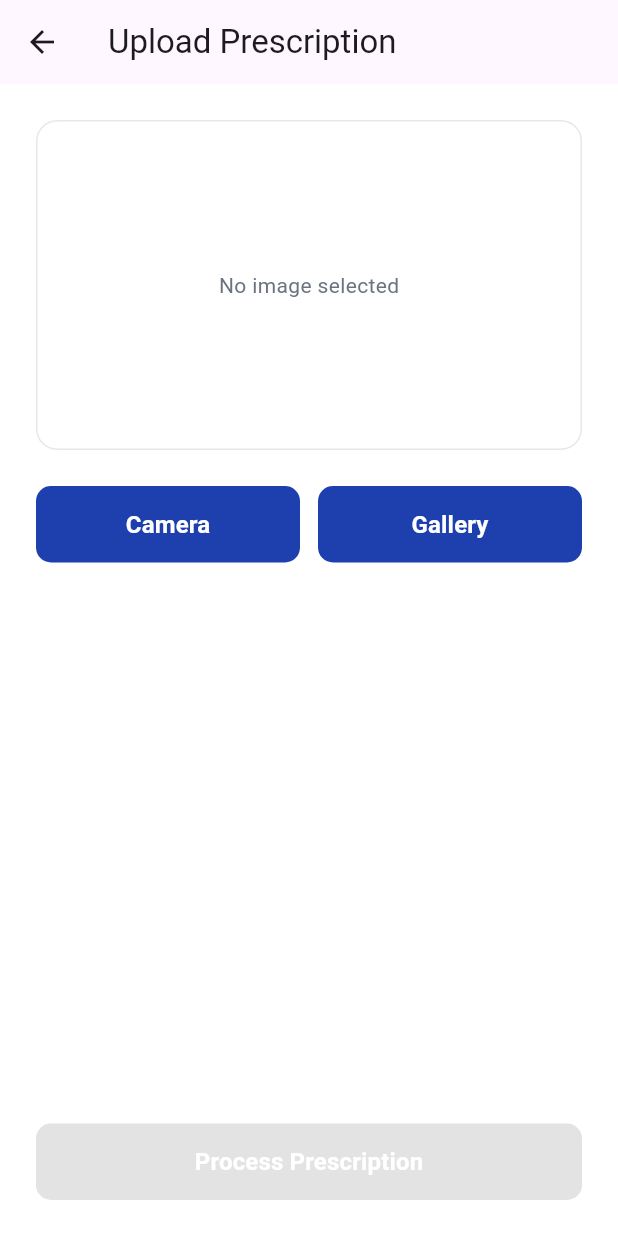
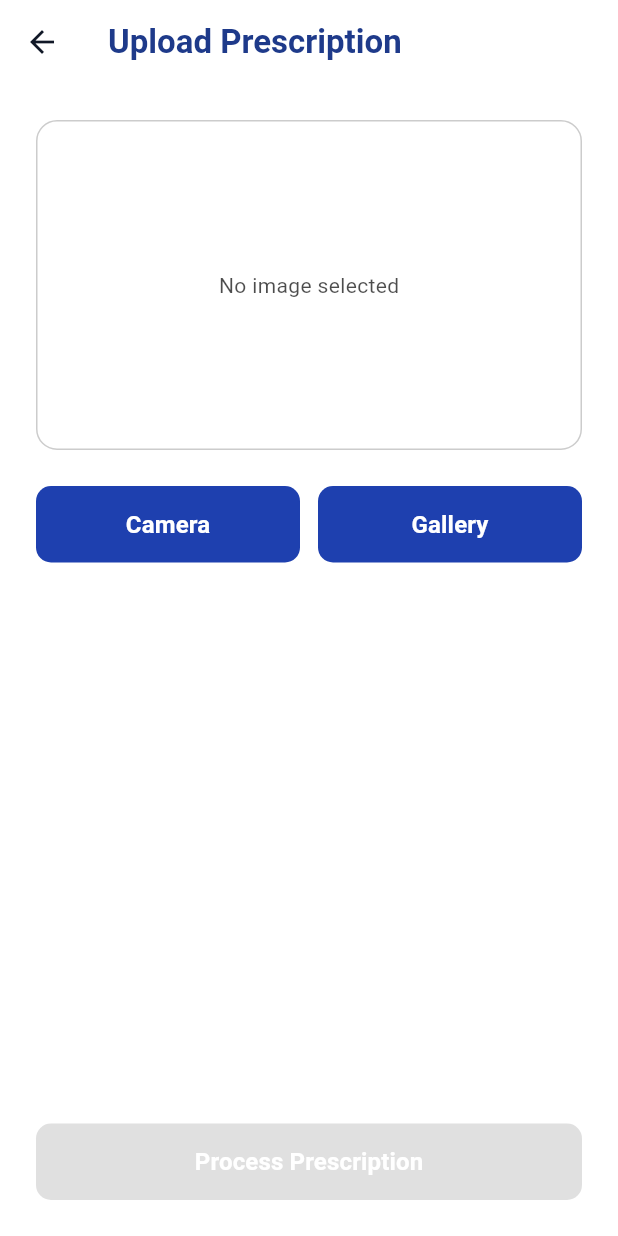
Before and after one commit to Prashik-Sasane/MediscribeApp, a Flutter app: the screen it shows after launch, after a tap on "Login", after a tap on "Upload Prescription", on a phone screen of 412 x 824 dp. Run offline on Flutter 3.47's test engine with Material 3 defaults, Android fonts, the phone set to English and light mode, and no system bars; our stand-ins replace flutter_dotenv, flutter_image_compress, image_picker, pdf, share_plus; missing offline and left inert: google_mlkit_text_recognition; network calls fail.

Commit message:
feat: add system-based dark mode support

```diff
--- a/mediscribe_app/lib/core/color.dart
+++ b/mediscribe_app/lib/core/color.dart
@@ -1,6 +1,8 @@
 import 'package:flutter/material.dart';
 
 class AppColors {
+  // ========== Light Theme Colors ==========
+
   // Primary brand color (Mediscribe blue)
   static const Color primary = Color(0xFF1E3A8A);
 
@@ -14,4 +16,22 @@ class AppColors {
   // UI elements
   static const Color button = Color(0xFF1E40AF);
   static const Color border = Color(0xFFE5E7EB);
+
+  // ========== Dark Theme Colors ==========
+
+  // Primary brand color for dark mode (lighter blue for better contrast)
+  static const Color darkPrimary = Color(0xFF60A5FA);
+
+  // Background
+  static const Color darkBackground = Color(0xFF0F172A);
+  static const Color darkSurface = Color(0xFF1E293B);
+
+  // Text
+  static const Color darkTextPrimary = Color(0xFFF1F5F9);
+  static const Color darkTextSecondary = Color(0xFF94A3B8);
+
+  // UI elements
+  static const Color darkButton = Color(0xFF3B82F6);
+  static const Color darkBorder = Color(0xFF334155);
+  static const Color darkCardBackground = Color(0xFF1E293B);
 }
--- a/mediscribe_app/lib/core/text_styles.dart
+++ b/mediscribe_app/lib/core/text_styles.dart
@@ -1,17 +1,17 @@
 import 'package:flutter/material.dart';
-import 'package:mediscribe_app/core/color.dart';
 
 class AppTextStyles {
-  static const TextStyle heroTitle = TextStyle(
+  // Use Theme.of(context) colors for dynamic theme support
+  static TextStyle heroTitle(BuildContext context) => TextStyle(
     fontSize: 28,
     fontWeight: FontWeight.bold,
-    color: AppColors.textPrimary,
+    color: Theme.of(context).colorScheme.onSurface,
     height: 1.3,
   );
 
-  static const TextStyle subtitle = TextStyle(
+  static TextStyle subtitle(BuildContext context) => TextStyle(
     fontSize: 16,
-    color: AppColors.textSecondary,
+    color: Theme.of(context).colorScheme.onSurface.withOpacity(0.7),
     height: 1.5,
   );
 
@@ -21,9 +21,26 @@ class AppTextStyles {
     color: Colors.white,
   );
 
-  static const TextStyle sectionTitle = TextStyle(
+  static TextStyle sectionTitle(BuildContext context) => TextStyle(
     fontSize: 18,
     fontWeight: FontWeight.w600,
-    color: AppColors.textPrimary,
+    color: Theme.of(context).colorScheme.onSurface,
+  );
+
+  // Legacy static styles (kept for backward compatibility)
+  static const TextStyle heroTitleStatic = TextStyle(
+    fontSize: 28,
+    fontWeight: FontWeight.bold,
+    height: 1.3,
+  );
+
+  static const TextStyle subtitleStatic = TextStyle(
+    fontSize: 16,
+    height: 1.5,
+  );
+
+  static const TextStyle sectionTitleStatic = TextStyle(
+    fontSize: 18,
+    fontWeight: FontWeight.w600,
   );
 }
--- /dev/null
+++ b/mediscribe_app/lib/core/theme.dart
@@ -0,0 +1,128 @@
+import 'package:flutter/material.dart';
+import 'package:mediscribe_app/core/color.dart';
+
+class AppTheme {
+  // Light Theme
+  static ThemeData lightTheme = ThemeData(
+    brightness: Brightness.light,
+    scaffoldBackgroundColor: AppColors.background,
+    useMaterial3: true,
+    primaryColor: AppColors.primary,
+    colorScheme: const ColorScheme.light(
+      primary: AppColors.primary,
+      secondary: AppColors.button,
+      surface: Colors.white,
+      error: Color(0xFFDC2626),
+    ),
+    appBarTheme: const AppBarTheme(
+      backgroundColor: AppColors.background,
+      elevation: 0,
+      iconTheme: IconThemeData(color: AppColors.textPrimary),
+      titleTextStyle: TextStyle(
+        color: AppColors.primary,
+        fontWeight: FontWeight.bold,
+        fontSize: 22,
+      ),
+    ),
+    inputDecorationTheme: InputDecorationTheme(
+      filled: true,
+      fillColor: Colors.white,
+      hintStyle: TextStyle(color: AppColors.textSecondary.withOpacity(0.5)),
+      border: OutlineInputBorder(
+        borderRadius: BorderRadius.circular(12),
+        borderSide: const BorderSide(color: AppColors.border),
+      ),
+      enabledBorder: OutlineInputBorder(
+        borderRadius: BorderRadius.circular(12),
+        borderSide: const BorderSide(color: AppColors.border),
+      ),
+      focusedBorder: OutlineInputBorder(
+        borderRadius: BorderRadius.circular(12),
+        borderSide: const BorderSide(color: AppColors.primary, width: 2),
+      ),
+    ),
+    cardTheme: CardThemeData(
+      color: Colors.white,
+      elevation: 2,
+      shape: RoundedRectangleBorder(
+        borderRadius: BorderRadius.circular(12),
+      ),
+    ),
+    elevatedButtonTheme: ElevatedButtonThemeData(
+      style: ElevatedButton.styleFrom(
+        backgroundColor: AppColors.button,
+        foregroundColor: Colors.white,
+        elevation: 0,
+        padding: const EdgeInsets.symmetric(vertical: 16),
+        shape: RoundedRectangleBorder(
+          borderRadius: BorderRadius.circular(12),
+        ),
+      ),
+    ),
+  );
+
+  // Dark Theme
+  static ThemeData darkTheme = ThemeData(
+    brightness: Brightness.dark,
+    scaffoldBackgroundColor: AppColors.darkBackground,
+    useMaterial3: true,
+    primaryColor: AppColors.darkPrimary,
+    colorScheme: const ColorScheme.dark(
+      primary: AppColors.darkPrimary,
+      secondary: AppColors.darkButton,
+      surface: AppColors.darkSurface,
+      error: Color(0xFFEF4444),
+    ),
+    appBarTheme: const AppBarTheme(
+      backgroundColor: AppColors.darkBackground,
+      elevation: 0,
+      iconTheme: IconThemeData(color: AppColors.darkTextPrimary),
+      titleTextStyle: TextStyle(
+        color: AppColors.darkPrimary,
+        fontWeight: FontWeight.bold,
+        fontSize: 22,
+      ),
+    ),
+    inputDecorationTheme: InputDecorationTheme(
+      filled: true,
+      fillColor: AppColors.darkSurface,
+      hintStyle: TextStyle(color: AppColors.darkTextSecondary.withOpacity(0.5)),
+      border: OutlineInputBorder(
+        borderRadius: BorderRadius.circular(12),
+        borderSide: const BorderSide(color: AppColors.darkBorder),
+      ),
+      enabledBorder: OutlineInputBorder(
+        borderRadius: BorderRadius.circular(12),
+        borderSide: const BorderSide(color: AppColors.darkBorder),
+      ),
+      focusedBorder: OutlineInputBorder(
+        borderRadius: BorderRadius.circular(12),
+        borderSide: const BorderSide(color: AppColors.darkPrimary, width: 2),
+      ),
+    ),
+    cardTheme: CardThemeData(
+      color: AppColors.darkSurface,
+      elevation: 2,
+      shape: RoundedRectangleBorder(
+        borderRadius: BorderRadius.circular(12),
+      ),
+    ),
+    elevatedButtonTheme: ElevatedButtonThemeData(
+      style: ElevatedButton.styleFrom(
+        backgroundColor: AppColors.darkButton,
+        foregroundColor: Colors.white,
+        elevation: 0,
+        padding: const EdgeInsets.symmetric(vertical: 16),
+        shape: RoundedRectangleBorder(
+          borderRadius: BorderRadius.circular(12),
+        ),
+      ),
+    ),
+    popupMenuTheme: PopupMenuThemeData(
+      color: AppColors.darkSurface,
+      shape: RoundedRectangleBorder(
+        borderRadius: BorderRadius.circular(12),
+      ),
+    ),
+  );
+}
--- a/mediscribe_app/lib/main.dart
+++ b/mediscribe_app/lib/main.dart
@@ -2,7 +2,7 @@ import 'package:flutter/material.dart';
 import 'package:flutter_dotenv/flutter_dotenv.dart';
 
 import 'screens/login_screen.dart';
-import 'package:mediscribe_app/core/color.dart';
+import 'package:mediscribe_app/core/theme.dart';
 
 Future<void> main() async {
   WidgetsFlutterBinding.ensureInitialized();
@@ -18,10 +18,9 @@ class MediscribeApp extends StatelessWidget {
     return MaterialApp(
       debugShowCheckedModeBanner: false,
       title: 'Mediscribe',
-      theme: ThemeData(
-        scaffoldBackgroundColor: AppColors.background,
-        useMaterial3: true,
-      ),
+      theme: AppTheme.lightTheme,
+      darkTheme: AppTheme.darkTheme,
+      themeMode: ThemeMode.system, // Automatically switch based on system settings
       home: const LoginScreen(), // ✅ LOGIN FIRST
     );
   }
--- a/mediscribe_app/lib/screens/home_screen.dart
+++ b/mediscribe_app/lib/screens/home_screen.dart
@@ -11,14 +11,14 @@ class HomeScreen extends StatelessWidget {
   @override
   Widget build(BuildContext context) {
     return Scaffold(
-      backgroundColor: AppColors.background,
+      backgroundColor: Theme.of(context).scaffoldBackgroundColor,
       appBar: AppBar(
-        backgroundColor: AppColors.background,
+        backgroundColor: Theme.of(context).scaffoldBackgroundColor,
         elevation: 0,
-        title: const Text(
+        title: Text(
           'Mediscribe',
           style: TextStyle(
-            color: AppColors.primary,
+            color: Theme.of(context).colorScheme.primary,
             fontWeight: FontWeight.bold,
             fontSize: 22,
           ),
@@ -60,20 +60,20 @@ class HomeScreen extends StatelessWidget {
             Container(
               padding: const EdgeInsets.all(20),
               decoration: BoxDecoration(
-                color: AppColors.primary.withOpacity(0.05),
+                color: Theme.of(context).colorScheme.primary.withOpacity(0.1),
                 borderRadius: BorderRadius.circular(16),
               ),
               child: Column(
                 crossAxisAlignment: CrossAxisAlignment.start,
-                children: const [
+                children: [
                   Text(
                     'AI-powered solution for effortless\nprescription documentation',
-                    style: AppTextStyles.heroTitle,
+                    style: AppTextStyles.heroTitle(context),
                   ),
-                  SizedBox(height: 12),
+                  const SizedBox(height: 12),
                   Text(
                     'Upload medical prescriptions and instantly convert them into readable digital text using AI.',
-                    style: AppTextStyles.subtitle,
+                    style: AppTextStyles.subtitle(context),
                   ),
                 ],
               ),
@@ -97,9 +97,9 @@ class HomeScreen extends StatelessWidget {
             const SizedBox(height: 36),
 
             // ⭐ FEATURES TITLE
-            const Text(
+            Text(
               'Why Mediscribe?',
-              style: AppTextStyles.sectionTitle,
+              style: AppTextStyles.sectionTitle(context),
             ),
 
             const SizedBox(height: 16),
@@ -114,6 +114,8 @@ class HomeScreen extends StatelessWidget {
   }
 
   Widget _featureItem(IconData icon, String text) {
+    return Builder(
+      builder: (context) {
         return Padding(
           padding: const EdgeInsets.symmetric(vertical: 10),
           child: Row(
@@ -122,27 +124,29 @@ class HomeScreen extends StatelessWidget {
                 width: 36,
                 height: 36,
                 decoration: BoxDecoration(
-              color: AppColors.primary.withOpacity(0.1),
+                  color: Theme.of(context).colorScheme.primary.withOpacity(0.1),
                   borderRadius: BorderRadius.circular(8),
                 ),
                 child: Icon(
                   icon,
                   size: 20,
-              color: AppColors.primary,
+                  color: Theme.of(context).colorScheme.primary,
                 ),
               ),
               const SizedBox(width: 14),
               Expanded(
                 child: Text(
                   text,
-              style: const TextStyle(
+                  style: TextStyle(
                     fontSize: 15,
-                color: AppColors.textSecondary,
+                    color: Theme.of(context).colorScheme.onSurface.withOpacity(0.7),
                   ),
                 ),
               ),
             ],
           ),
         );
+      },
+    );
   }
 }
--- a/mediscribe_app/lib/screens/login_screen.dart
+++ b/mediscribe_app/lib/screens/login_screen.dart
@@ -9,7 +9,7 @@ class LoginScreen extends StatelessWidget {
   @override
   Widget build(BuildContext context) {
     return Scaffold(
-      backgroundColor: AppColors.background,
+      backgroundColor: Theme.of(context).scaffoldBackgroundColor,
       body: SafeArea(
         child: SingleChildScrollView(
           padding: const EdgeInsets.all(24),
@@ -19,31 +19,31 @@ class LoginScreen extends StatelessWidget {
               const SizedBox(height: 40),
 
               // 👋 Welcome Text
-              const Text(
+              Text(
                 'Welcome back',
                 style: TextStyle(
                   fontSize: 28,
                   fontWeight: FontWeight.bold,
-                  color: AppColors.textPrimary,
+                  color: Theme.of(context).colorScheme.onSurface,
                 ),
               ),
               const SizedBox(height: 6),
-              const Text(
+              Text(
                 "Let's get you started.",
                 style: TextStyle(
                   fontSize: 15,
-                  color: AppColors.textSecondary,
+                  color: Theme.of(context).colorScheme.onSurface.withOpacity(0.7),
                 ),
               ),
 
               const SizedBox(height: 40),
 
               // 📧 Email
-              const Text(
+              Text(
                 'Email',
                 style: TextStyle(
                   fontSize: 13,
-                  color: AppColors.textSecondary,
+                  color: Theme.of(context).colorScheme.onSurface.withOpacity(0.7),
                 ),
               ),
               const SizedBox(height: 6),
@@ -61,19 +61,19 @@ class LoginScreen extends StatelessWidget {
               // 🔒 Password + Forgot
               Row(
                 mainAxisAlignment: MainAxisAlignment.spaceBetween,
-                children: const [
+                children: [
                   Text(
                     'Password',
                     style: TextStyle(
                       fontSize: 13,
-                      color: AppColors.textSecondary,
+                      color: Theme.of(context).colorScheme.onSurface.withOpacity(0.7),
                     ),
                   ),
                   Text(
                     'Forgot Password ?',
                     style: TextStyle(
                       fontSize: 13,
-                      color: AppColors.primary,
+                      color: Theme.of(context).colorScheme.primary,
                       fontWeight: FontWeight.w500,
                     ),
                   ),
@@ -109,18 +109,18 @@ class LoginScreen extends StatelessWidget {
 
               // ➖ OR Divider
               Row(
-                children: const [
-                  Expanded(child: Divider()),
+                children: [
+                  const Expanded(child: Divider()),
                   Padding(
-                    padding: EdgeInsets.symmetric(horizontal: 12),
+                    padding: const EdgeInsets.symmetric(horizontal: 12),
                     child: Text(
                       'Or',
                       style: TextStyle(
-                        color: AppColors.textSecondary,
+                        color: Theme.of(context).colorScheme.onSurface.withOpacity(0.7),
                       ),
                     ),
                   ),
-                  Expanded(child: Divider()),
+                  const Expanded(child: Divider()),
                 ],
               ),
 
@@ -134,15 +134,15 @@ class LoginScreen extends StatelessWidget {
                   'https://upload.wikimedia.org/wikipedia/commons/0/09/IOS_Google_icon.png',
                   height: 18,
                 ),
-                label: const Text(
+                label: Text(
                   'Login with Google',
                   style: TextStyle(
-                    color: AppColors.textPrimary,
+                    color: Theme.of(context).colorScheme.onSurface,
                   ),
                 ),
                 style: OutlinedButton.styleFrom(
                   minimumSize: const Size(double.infinity, 52),
-                  side: const BorderSide(color: AppColors.border),
+                  side: BorderSide(color: Theme.of(context).colorScheme.onSurface.withOpacity(0.2)),
                   shape: RoundedRectangleBorder(
                     borderRadius: BorderRadius.circular(12),
                   ),
@@ -154,17 +154,17 @@ class LoginScreen extends StatelessWidget {
               // 🆕 Sign Up Text
               Center(
                 child: RichText(
-                  text: const TextSpan(
-                    style: TextStyle(fontSize: 14),
+                  text: TextSpan(
+                    style: const TextStyle(fontSize: 14),
                     children: [
                       TextSpan(
                         text: "Don't have an account ? ",
-                        style: TextStyle(color: AppColors.textSecondary),
+                        style: TextStyle(color: Theme.of(context).colorScheme.onSurface.withOpacity(0.7)),
                       ),
                       TextSpan(
                         text: 'Sign Up',
                         style: TextStyle(
-                          color: AppColors.primary,
+                          color: Theme.of(context).colorScheme.primary,
                           fontWeight: FontWeight.w600,
                         ),
                       ),
--- a/mediscribe_app/lib/screens/processing_screen.dart
+++ b/mediscribe_app/lib/screens/processing_screen.dart
@@ -58,7 +58,7 @@ class _ProcessingScreenState extends State<ProcessingScreen> {
   @override
   Widget build(BuildContext context) {
     return Scaffold(
-      backgroundColor: AppColors.background,
+      backgroundColor: Theme.of(context).scaffoldBackgroundColor,
       body: Center(
         child: Column(
           mainAxisAlignment: MainAxisAlignment.center,
@@ -72,11 +72,11 @@ class _ProcessingScreenState extends State<ProcessingScreen> {
                       size: 72,
                       color: Colors.green,
                     )
-                  : const Icon(
+                  : Icon(
                       Icons.health_and_safety_rounded,
-                      key: ValueKey('loading'),
+                      key: const ValueKey('loading'),
                       size: 72,
-                      color: AppColors.primary,
+                      color: Theme.of(context).colorScheme.primary,
                     ),
             ),
 
--- a/mediscribe_app/lib/screens/result_screen.dart
+++ b/mediscribe_app/lib/screens/result_screen.dart
@@ -33,7 +33,7 @@ class ResultScreen extends StatelessWidget {
         text: '$word ',
         style: TextStyle(
           fontSize: 15,
-          color: isMedicine ? Colors.blueAccent : AppColors.textPrimary,
+          color: isMedicine ? Colors.blueAccent : null,
           fontWeight: isMedicine ? FontWeight.w600 : FontWeight.normal,
         ),
       );
@@ -48,7 +48,7 @@ class ResultScreen extends StatelessWidget {
   @override
   Widget build(BuildContext context) {
     return Scaffold(
-      backgroundColor: AppColors.background,
+      backgroundColor: Theme.of(context).scaffoldBackgroundColor,
       appBar: AppBar(
         title: const Text('Prescription Result'),
       ),
@@ -58,16 +58,16 @@ class ResultScreen extends StatelessWidget {
           children: [
             // 🩺 Header
             Row(
-              children: const [
+              children: [
                 Icon(Icons.medical_services,
-                    color: AppColors.primary, size: 28),
-                SizedBox(width: 8),
+                    color: Theme.of(context).colorScheme.primary, size: 28),
+                const SizedBox(width: 8),
                 Text(
                   'Extracted Medical Data',
                   style: TextStyle(
                     fontSize: 18,
                     fontWeight: FontWeight.bold,
-                    color: AppColors.primary,
+                    color: Theme.of(context).colorScheme.primary,
                   ),
                 ),
               ],
@@ -81,9 +81,9 @@ class ResultScreen extends StatelessWidget {
                 width: double.infinity,
                 padding: const EdgeInsets.all(16),
                 decoration: BoxDecoration(
-                  color: Colors.white,
+                  color: Theme.of(context).colorScheme.surface,
                   borderRadius: BorderRadius.circular(14),
-                  border: Border.all(color: AppColors.border),
+                  border: Border.all(color: Theme.of(context).colorScheme.onSurface.withOpacity(0.2)),
                 ),
                 child: SingleChildScrollView(
                   child: RichText(
--- a/mediscribe_app/lib/screens/upload_screen.dart
+++ b/mediscribe_app/lib/screens/upload_screen.dart
@@ -74,7 +74,7 @@ class _UploadScreenState extends State<UploadScreen> {
   @override
   Widget build(BuildContext context) {
     return Scaffold(
-      backgroundColor: AppColors.background,
+      backgroundColor: Theme.of(context).scaffoldBackgroundColor,
       appBar: AppBar(
         title: const Text('Upload Prescription'),
       ),
@@ -87,18 +87,18 @@ class _UploadScreenState extends State<UploadScreen> {
               height: 220,
               width: double.infinity,
               decoration: BoxDecoration(
-                color: Colors.white,
+                color: Theme.of(context).colorScheme.surface,
                 borderRadius: BorderRadius.circular(14),
-                border: Border.all(color: AppColors.border),
+                border: Border.all(color: Theme.of(context).colorScheme.onSurface.withOpacity(0.2)),
               ),
               child: _loadingImage
                   ? const Center(child: CircularProgressIndicator())
                   : _selectedImage == null
-                      ? const Center(
+                      ? Center(
                           child: Text(
                             'No image selected',
                             style: TextStyle(
-                              color: AppColors.textSecondary,
+                              color: Theme.of(context).colorScheme.onSurface.withOpacity(0.7),
                             ),
                           ),
                         )
--- a/mediscribe_app/lib/widgets/feature_card.dart
+++ b/mediscribe_app/lib/widgets/feature_card.dart
@@ -20,9 +20,9 @@ class FeatureCard extends StatelessWidget {
       margin: const EdgeInsets.only(bottom: 12),
       padding: const EdgeInsets.all(16),
       decoration: BoxDecoration(
-        border: Border.all(color: AppColors.border),
+        border: Border.all(color: Theme.of(context).colorScheme.onSurface.withOpacity(0.2)),
         borderRadius: BorderRadius.circular(12),
-        color: Colors.white,
+        color: Theme.of(context).colorScheme.surface,
       ),
       child: Row(
         crossAxisAlignment: CrossAxisAlignment.start,
@@ -30,12 +30,12 @@ class FeatureCard extends StatelessWidget {
           Container(
             padding: const EdgeInsets.all(10),
             decoration: BoxDecoration(
-              color: AppColors.primary.withOpacity(0.1),
+              color: Theme.of(context).colorScheme.primary.withOpacity(0.1),
               borderRadius: BorderRadius.circular(10),
             ),
             child: Icon(
               icon,
-              color: AppColors.primary,
+              color: Theme.of(context).colorScheme.primary,
               size: 22,
             ),
           ),
@@ -46,12 +46,12 @@ class FeatureCard extends StatelessWidget {
               children: [
                 Text(
                   title,
-                  style: AppTextStyles.sectionTitle,
+                  style: AppTextStyles.sectionTitle(context),
                 ),
                 const SizedBox(height: 6),
                 Text(
                   description,
-                  style: AppTextStyles.subtitle,
+                  style: AppTextStyles.subtitle(context),
                 ),
               ],
             ),
--- a/mediscribe_app/lib/widgets/primary_button.dart
+++ b/mediscribe_app/lib/widgets/primary_button.dart
@@ -23,8 +23,9 @@ class PrimaryButton extends StatelessWidget {
       child: ElevatedButton(
         onPressed: disabled ? null : onPressed,
         style: ElevatedButton.styleFrom(
-          backgroundColor:
-              disabled ? AppColors.border : AppColors.button,
+          backgroundColor: disabled
+              ? Theme.of(context).colorScheme.onSurface.withOpacity(0.2)
+              : Theme.of(context).colorScheme.secondary,
           padding: const EdgeInsets.symmetric(vertical: 14),
           shape: RoundedRectangleBorder(
             borderRadius: BorderRadius.circular(10),
```
Lines whose indentation alone changed are shown as unchanged.
